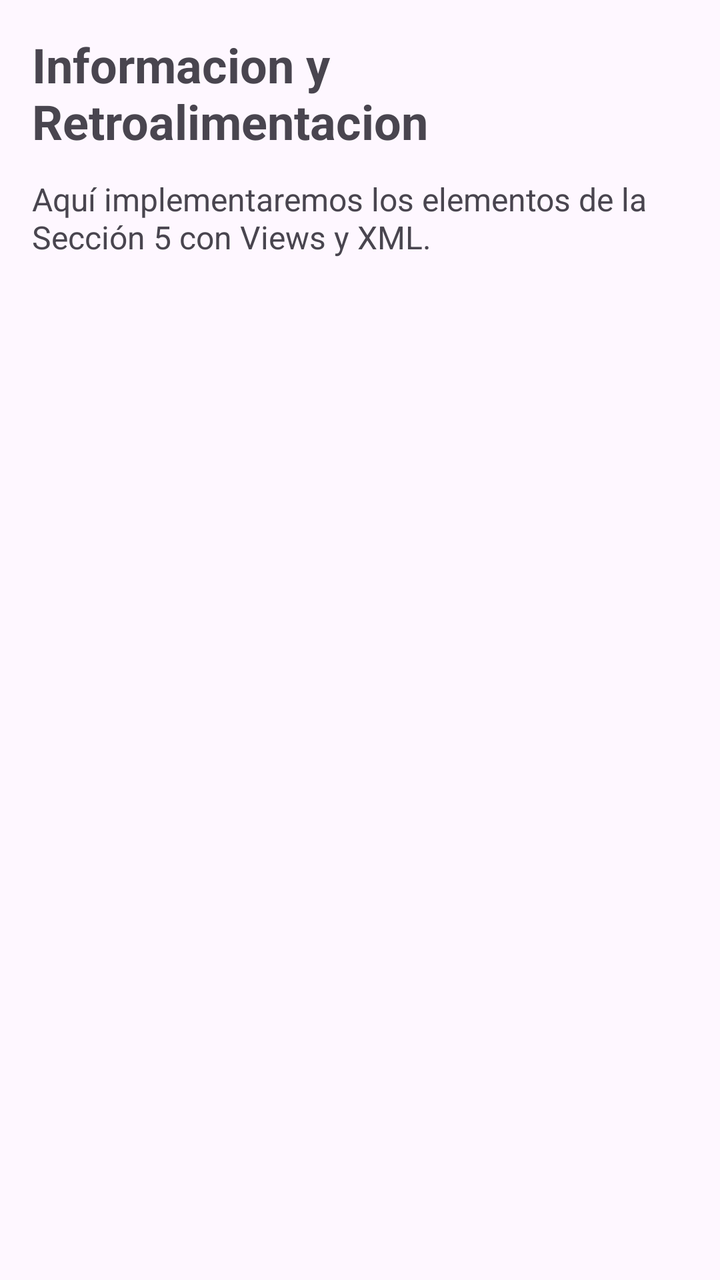
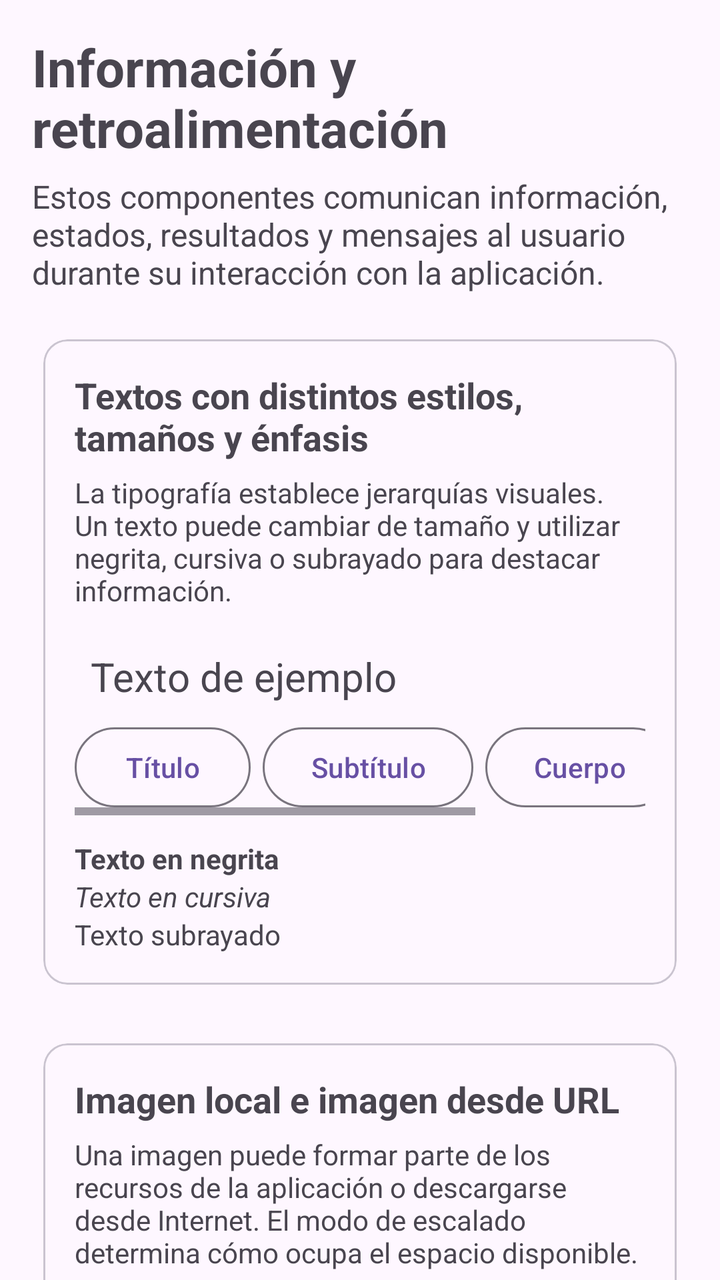

Before-and-after screenshots of an Android layout around one commit, followed by the original layout XML and the change that was made.
<!-- AndroidManifest.xml: application theme Theme.ElementosUIViews -->
<!-- res/layout/fragment_informacion.xml -->
<?xml version="1.0" encoding="utf-8"?>
<LinearLayout xmlns:android="http://schemas.android.com/apk/res/android"
    android:layout_width="match_parent"
    android:layout_height="match_parent"
    android:orientation="vertical"
    android:padding="16dp">

    <TextView
        android:layout_width="match_parent"
        android:layout_height="wrap_content"
        android:text="Informacion y Retroalimentacion"
        android:textSize="24sp"
        android:textStyle="bold" />

    <TextView
        android:layout_width="match_parent"
        android:layout_height="wrap_content"
        android:layout_marginTop="12dp"
        android:text="Aquí implementaremos los elementos de la Sección 5 con Views y XML."
        android:textSize="16sp" />

</LinearLayout>
<!-- resources referenced by this layout -->
<resources>
  <style name="Theme.ElementosUIViews" parent="Base.Theme.ElementosUIViews" />
  <style name="Base.Theme.ElementosUIViews" parent="Theme.Material3.DayNight.NoActionBar">
          
          
      </style>
</resources>

<!-- the commit's change to res/layout/fragment_informacion.xml (unified diff, before → after) -->
@@ -1,22 +1,600 @@
 <?xml version="1.0" encoding="utf-8"?>
-<LinearLayout xmlns:android="http://schemas.android.com/apk/res/android"
+<androidx.core.widget.NestedScrollView
+    xmlns:android="http://schemas.android.com/apk/res/android"
+    xmlns:app="http://schemas.android.com/apk/res-auto"
     android:layout_width="match_parent"
     android:layout_height="match_parent"
-    android:orientation="vertical"
-    android:padding="16dp">
-
-    <TextView
+    android:fillViewport="true">
+
+    <LinearLayout
         android:layout_width="match_parent"
         android:layout_height="wrap_content"
-        android:text="Informacion y Retroalimentacion"
-        android:textSize="24sp"
-        android:textStyle="bold" />
-
-    <TextView
-        android:layout_width="match_parent"
-        android:layout_height="wrap_content"
-        android:layout_marginTop="12dp"
-        android:text="Aquí implementaremos los elementos de la Sección 5 con Views y XML."
-        android:textSize="16sp" />
-
-</LinearLayout>
+        android:orientation="vertical"
+        android:padding="16dp">
+
+        <TextView
+            android:layout_width="match_parent"
+            android:layout_height="wrap_content"
+            android:text="Información y retroalimentación"
+            android:textSize="26sp"
+            android:textStyle="bold" />
+
+        <TextView
+            android:layout_width="match_parent"
+            android:layout_height="wrap_content"
+            android:layout_marginTop="6dp"
+            android:layout_marginBottom="16dp"
+            android:text="Estos componentes comunican información, estados, resultados y mensajes al usuario durante su interacción con la aplicación."
+            android:textSize="16sp" />
+
+        
+
+        <com.google.android.material.card.MaterialCardView
+            android:layout_width="match_parent"
+            android:layout_height="wrap_content"
+            android:layout_marginBottom="16dp"
+            app:cardUseCompatPadding="true">
+
+            <LinearLayout
+                android:layout_width="match_parent"
+                android:layout_height="wrap_content"
+                android:orientation="vertical"
+                android:padding="16dp">
+
+                <TextView
+                    android:layout_width="match_parent"
+                    android:layout_height="wrap_content"
+                    android:text="Textos con distintos estilos, tamaños y énfasis"
+                    android:textSize="18sp"
+                    android:textStyle="bold" />
+
+                <TextView
+                    android:layout_width="match_parent"
+                    android:layout_height="wrap_content"
+                    android:layout_marginTop="6dp"
+                    android:layout_marginBottom="12dp"
+                    android:text="La tipografía establece jerarquías visuales. Un texto puede cambiar de tamaño y utilizar negrita, cursiva o subrayado para destacar información."
+                    android:textSize="14sp" />
+
+                <TextView
+                    android:id="@+id/tvTextoEjemplo"
+                    android:layout_width="match_parent"
+                    android:layout_height="wrap_content"
+                    android:padding="8dp"
+                    android:text="Texto de ejemplo"
+                    android:textSize="20sp" />
+
+                <HorizontalScrollView
+                    android:layout_width="match_parent"
+                    android:layout_height="wrap_content">
+
+                    <LinearLayout
+                        android:layout_width="wrap_content"
+                        android:layout_height="wrap_content"
+                        android:orientation="horizontal">
+
+                        <com.google.android.material.button.MaterialButton
+                            android:id="@+id/btnTextoTitulo"
+                            style="@style/Widget.Material3.Button.OutlinedButton"
+                            android:layout_width="wrap_content"
+                            android:layout_height="wrap_content"
+                            android:text="Título" />
+
+                        <com.google.android.material.button.MaterialButton
+                            android:id="@+id/btnTextoSubtitulo"
+                            style="@style/Widget.Material3.Button.OutlinedButton"
+                            android:layout_width="wrap_content"
+                            android:layout_height="wrap_content"
+                            android:layout_marginStart="6dp"
+                            android:text="Subtítulo" />
+
+                        <com.google.android.material.button.MaterialButton
+                            android:id="@+id/btnTextoCuerpo"
+                            style="@style/Widget.Material3.Button.OutlinedButton"
+                            android:layout_width="wrap_content"
+                            android:layout_height="wrap_content"
+                            android:layout_marginStart="6dp"
+                            android:text="Cuerpo" />
+
+                        <com.google.android.material.button.MaterialButton
+                            android:id="@+id/btnTextoEtiqueta"
+                            style="@style/Widget.Material3.Button.OutlinedButton"
+                            android:layout_width="wrap_content"
+                            android:layout_height="wrap_content"
+                            android:layout_marginStart="6dp"
+                            android:text="Etiqueta" />
+
+                    </LinearLayout>
+
+                </HorizontalScrollView>
+
+                <TextView
+                    android:layout_width="match_parent"
+                    android:layout_height="wrap_content"
+                    android:layout_marginTop="12dp"
+                    android:text="Texto en negrita"
+                    android:textStyle="bold" />
+
+                <TextView
+                    android:layout_width="match_parent"
+                    android:layout_height="wrap_content"
+                    android:text="Texto en cursiva"
+                    android:textStyle="italic" />
+
+                <TextView
+                    android:id="@+id/tvSubrayado"
+                    android:layout_width="match_parent"
+                    android:layout_height="wrap_content"
+                    android:text="Texto subrayado" />
+
+            </LinearLayout>
+
+        </com.google.android.material.card.MaterialCardView>
+
+        
+
+        <com.google.android.material.card.MaterialCardView
+            android:layout_width="match_parent"
+            android:layout_height="wrap_content"
+            android:layout_marginBottom="16dp"
+            app:cardUseCompatPadding="true">
+
+            <LinearLayout
+                android:layout_width="match_parent"
+                android:layout_height="wrap_content"
+                android:orientation="vertical"
+                android:padding="16dp">
+
+                <TextView
+                    android:layout_width="match_parent"
+                    android:layout_height="wrap_content"
+                    android:text="Imagen local e imagen desde URL"
+                    android:textSize="18sp"
+                    android:textStyle="bold" />
+
+                <TextView
+                    android:layout_width="match_parent"
+                    android:layout_height="wrap_content"
+                    android:layout_marginTop="6dp"
+                    android:layout_marginBottom="12dp"
+                    android:text="Una imagen puede formar parte de los recursos de la aplicación o descargarse desde Internet. El modo de escalado determina cómo ocupa el espacio disponible."
+                    android:textSize="14sp" />
+
+                <LinearLayout
+                    android:layout_width="match_parent"
+                    android:layout_height="160dp"
+                    android:orientation="horizontal">
+
+                    <LinearLayout
+                        android:layout_width="0dp"
+                        android:layout_height="match_parent"
+                        android:layout_weight="1"
+                        android:orientation="vertical">
+
+                        <TextView
+                            android:layout_width="match_parent"
+                            android:layout_height="wrap_content"
+                            android:gravity="center"
+                            android:text="Local"
+                            android:textStyle="bold" />
+
+                        <ImageView
+                            android:id="@+id/ivLocal"
+                            android:layout_width="match_parent"
+                            android:layout_height="0dp"
+                            android:layout_weight="1"
+                            android:contentDescription="Imagen local"
+                            android:scaleType="centerCrop"
+                            android:src="@drawable/imagen_local2" />
+
+                    </LinearLayout>
+
+                    <LinearLayout
+                        android:layout_width="0dp"
+                        android:layout_height="match_parent"
+                        android:layout_marginStart="12dp"
+                        android:layout_weight="1"
+                        android:orientation="vertical">
+
+                        <TextView
+                            android:layout_width="match_parent"
+                            android:layout_height="wrap_content"
+                            android:gravity="center"
+                            android:text="Desde URL"
+                            android:textStyle="bold" />
+
+                        <ImageView
+                            android:id="@+id/ivUrl"
+                            android:layout_width="match_parent"
+                            android:layout_height="0dp"
+                            android:layout_weight="1"
+                            android:contentDescription="Imagen descargada desde Internet"
+                            android:scaleType="centerCrop" />
+
+                    </LinearLayout>
+
+                </LinearLayout>
+
+                <TextView
+                    android:id="@+id/tvModoEscala"
+                    android:layout_width="match_parent"
+                    android:layout_height="wrap_content"
+                    android:layout_marginTop="10dp"
+                    android:text="Modo de escalado: Recortar" />
+
+                <LinearLayout
+                    android:layout_width="match_parent"
+                    android:layout_height="wrap_content"
+                    android:layout_marginTop="6dp"
+                    android:orientation="horizontal">
+
+                    <com.google.android.material.button.MaterialButton
+                        android:id="@+id/btnCrop"
+                        style="@style/Widget.Material3.Button.OutlinedButton"
+                        android:layout_width="0dp"
+                        android:layout_height="wrap_content"
+                        android:layout_weight="1"
+                        android:text="Recortar" />
+
+                    <com.google.android.material.button.MaterialButton
+                        android:id="@+id/btnFit"
+                        style="@style/Widget.Material3.Button.OutlinedButton"
+                        android:layout_width="0dp"
+                        android:layout_height="wrap_content"
+                        android:layout_marginStart="4dp"
+                        android:layout_weight="1"
+                        android:text="Ajustar" />
+
+                    <com.google.android.material.button.MaterialButton
+                        android:id="@+id/btnFill"
+                        style="@style/Widget.Material3.Button.OutlinedButton"
+                        android:layout_width="0dp"
+                        android:layout_height="wrap_content"
+                        android:layout_marginStart="4dp"
+                        android:layout_weight="1"
+                        android:text="Rellenar" />
+
+                </LinearLayout>
+
+            </LinearLayout>
+
+        </com.google.android.material.card.MaterialCardView>
+
+        
+
+        <com.google.android.material.card.MaterialCardView
+            android:layout_width="match_parent"
+            android:layout_height="wrap_content"
+            android:layout_marginBottom="16dp"
+            app:cardUseCompatPadding="true">
+
+            <LinearLayout
+                android:layout_width="match_parent"
+                android:layout_height="wrap_content"
+                android:orientation="vertical"
+                android:padding="16dp">
+
+                <TextView
+                    android:layout_width="match_parent"
+                    android:layout_height="wrap_content"
+                    android:text="Indicadores de progreso"
+                    android:textSize="18sp"
+                    android:textStyle="bold" />
+
+                <TextView
+                    android:layout_width="match_parent"
+                    android:layout_height="wrap_content"
+                    android:layout_marginTop="6dp"
+                    android:layout_marginBottom="12dp"
+                    android:text="El progreso determinado representa una cantidad conocida de avance. El indeterminado informa que existe una operación activa cuyo avance exacto se desconoce."
+                    android:textSize="14sp" />
+
+                <TextView
+                    android:id="@+id/tvProgreso"
+                    android:layout_width="match_parent"
+                    android:layout_height="wrap_content"
+                    android:text="Progreso: 40%" />
+
+                <SeekBar
+                    android:id="@+id/seekProgreso"
+                    android:layout_width="match_parent"
+                    android:layout_height="wrap_content"
+                    android:max="100"
+                    android:progress="40" />
+
+                <com.google.android.material.progressindicator.LinearProgressIndicator
+                    android:id="@+id/progressLineal"
+                    android:layout_width="match_parent"
+                    android:layout_height="wrap_content"
+                    android:indeterminate="false"
+                    android:progress="40" />
+
+                <com.google.android.material.progressindicator.CircularProgressIndicator
+                    android:id="@+id/progressCircular"
+                    android:layout_width="48dp"
+                    android:layout_height="48dp"
+                    android:layout_gravity="center_horizontal"
+                    android:layout_marginTop="12dp"
+                    android:indeterminate="false"
+                    android:progress="40" />
+
+                <com.google.android.material.button.MaterialButton
+                    android:id="@+id/btnIndeterminado"
+                    android:layout_width="match_parent"
+                    android:layout_height="wrap_content"
+                    android:layout_marginTop="12dp"
+                    android:text="Mostrar indeterminado" />
+
+                <com.google.android.material.progressindicator.LinearProgressIndicator
+                    android:id="@+id/progressLinealIndeterminado"
+                    android:layout_width="match_parent"
+                    android:layout_height="wrap_content"
+                    android:layout_marginTop="10dp"
+                    android:indeterminate="true"
+                    android:visibility="gone" />
+
+                <com.google.android.material.progressindicator.CircularProgressIndicator
+                    android:id="@+id/progressCircularIndeterminado"
+                    android:layout_width="48dp"
+                    android:layout_height="48dp"
+                    android:layout_gravity="center_horizontal"
+                    android:layout_marginTop="10dp"
+                    android:indeterminate="true"
+                    android:visibility="gone" />
+
+            </LinearLayout>
+
+        </com.google.android.material.card.MaterialCardView>
+
+        
+
+        <com.google.android.material.card.MaterialCardView
+            android:layout_width="match_parent"
+            android:layout_height="wrap_content"
+            android:layout_marginBottom="16dp"
+            app:cardUseCompatPadding="true">
+
+            <LinearLayout
+                android:layout_width="match_parent"
+                android:layout_height="wrap_content"
+                android:orientation="vertical"
+                android:padding="16dp">
+
+                <TextView
+                    android:layout_width="match_parent"
+                    android:layout_height="wrap_content"
+                    android:text="Toast y snackbar"
+                    android:textSize="18sp"
+                    android:textStyle="bold" />
+
+                <TextView
+                    android:layout_width="match_parent"
+                    android:layout_height="wrap_content"
+                    android:layout_marginTop="6dp"
+                    android:layout_marginBottom="12dp"
+                    android:text="El toast muestra un aviso breve. El snackbar aparece dentro de la interfaz y puede proporcionar una acción adicional como deshacer."
+                    android:textSize="14sp" />
+
+                <com.google.android.material.button.MaterialButton
+                    android:id="@+id/btnToast"
+                    android:layout_width="match_parent"
+                    android:layout_height="wrap_content"
+                    android:text="Mostrar toast" />
+
+                <com.google.android.material.button.MaterialButton
+                    android:id="@+id/btnSnackbar"
+                    style="@style/Widget.Material3.Button.OutlinedButton"
+                    android:layout_width="match_parent"
+                    android:layout_height="wrap_content"
+                    android:layout_marginTop="8dp"
+                    android:text="Mostrar snackbar" />
+
+            </LinearLayout>
+
+        </com.google.android.material.card.MaterialCardView>
+
+        
+
+        <com.google.android.material.card.MaterialCardView
+            android:layout_width="match_parent"
+            android:layout_height="wrap_content"
+            android:layout_marginBottom="16dp"
+            app:cardUseCompatPadding="true">
+
+            <LinearLayout
+                android:layout_width="match_parent"
+                android:layout_height="wrap_content"
+                android:orientation="vertical"
+                android:padding="16dp">
+
+                <TextView
+                    android:layout_width="match_parent"
+                    android:layout_height="wrap_content"
+                    android:text="Diálogo de confirmación"
+                    android:textSize="18sp"
+                    android:textStyle="bold" />
+
+                <TextView
+                    android:layout_width="match_parent"
+                    android:layout_height="wrap_content"
+                    android:layout_marginTop="6dp"
+                    android:layout_marginBottom="12dp"
+                    android:text="Solicita al usuario confirmar o cancelar una acción antes de continuar con una operación importante."
+                    android:textSize="14sp" />
+
+                <com.google.android.material.button.MaterialButton
+                    android:id="@+id/btnDialogo"
+                    android:layout_width="match_parent"
+                    android:layout_height="wrap_content"
+                    android:text="Eliminar cuenta" />
+
+                <TextView
+                    android:id="@+id/tvDialogoResultado"
+                    android:layout_width="match_parent"
+                    android:layout_height="wrap_content"
+                    android:layout_marginTop="8dp"
+                    android:text="Resultado: sin respuesta" />
+
+            </LinearLayout>
+
+        </com.google.android.material.card.MaterialCardView>
+
+        
+
+        <com.google.android.material.card.MaterialCardView
+            android:layout_width="match_parent"
+            android:layout_height="wrap_content"
+            android:layout_marginBottom="16dp"
+            app:cardUseCompatPadding="true">
+
+            <LinearLayout
+                android:layout_width="match_parent"
+                android:layout_height="wrap_content"
+                android:orientation="vertical"
+                android:padding="16dp">
+
+                <TextView
+                    android:layout_width="match_parent"
+                    android:layout_height="wrap_content"
+                    android:text="Hoja inferior (bottom sheet)"
+                    android:textSize="18sp"
+                    android:textStyle="bold" />
+
+                <TextView
+                    android:layout_width="match_parent"
+                    android:layout_height="wrap_content"
+                    android:layout_marginTop="6dp"
+                    android:layout_marginBottom="12dp"
+                    android:text="Es un panel que aparece desde la parte inferior de la pantalla para mostrar acciones o información adicional sin cambiar de pantalla."
+                    android:textSize="14sp" />
+
+                <com.google.android.material.button.MaterialButton
+                    android:id="@+id/btnBottomSheet"
+                    android:layout_width="match_parent"
+                    android:layout_height="wrap_content"
+                    android:text="Abrir opciones" />
+
+            </LinearLayout>
+
+        </com.google.android.material.card.MaterialCardView>
+
+        
+
+        <com.google.android.material.card.MaterialCardView
+            android:layout_width="match_parent"
+            android:layout_height="wrap_content"
+            android:layout_marginBottom="24dp"
+            app:cardUseCompatPadding="true">
+
+            <LinearLayout
+                android:layout_width="match_parent"
+                android:layout_height="wrap_content"
+                android:orientation="vertical"
+                android:padding="16dp">
+
+                <TextView
+                    android:layout_width="match_parent"
+                    android:layout_height="wrap_content"
+                    android:text="Tarjeta, separador y distintivo numérico"
+                    android:textSize="18sp"
+                    android:textStyle="bold" />
+
+                <TextView
+                    android:layout_width="match_parent"
+                    android:layout_height="wrap_content"
+                    android:layout_marginTop="6dp"
+                    android:layout_marginBottom="12dp"
+                    android:text="La tarjeta agrupa contenido relacionado, el separador divide visualmente información y el badge destaca cantidades como notificaciones pendientes."
+                    android:textSize="14sp" />
+
+                <com.google.android.material.card.MaterialCardView
+                    android:layout_width="match_parent"
+                    android:layout_height="wrap_content">
+
+                    <LinearLayout
+                        android:layout_width="match_parent"
+                        android:layout_height="wrap_content"
+                        android:orientation="vertical"
+                        android:padding="16dp">
+
+                        <LinearLayout
+                            android:layout_width="match_parent"
+                            android:layout_height="wrap_content"
+                            android:gravity="center_vertical"
+                            android:orientation="horizontal">
+
+                            <TextView
+                                android:layout_width="0dp"
+                                android:layout_height="wrap_content"
+                                android:layout_weight="1"
+                                android:text="Bandeja de entrada"
+                                android:textSize="17sp"
+                                android:textStyle="bold" />
+
+                            <FrameLayout
+                                android:layout_width="52dp"
+                                android:layout_height="52dp">
+
+                                <ImageView
+                                    android:layout_width="40dp"
+                                    android:layout_height="40dp"
+                                    android:layout_gravity="center"
+                                    android:contentDescription="Notificaciones"
+                                    android:src="@android:drawable/ic_dialog_email" />
+
+                                <TextView
+                                    android:id="@+id/tvBadge"
+                                    android:layout_width="24dp"
+                                    android:layout_height="24dp"
+                                    android:layout_gravity="top|end"
+                                    android:background="@android:drawable/btn_default_small"
+                                    android:gravity="center"
+                                    android:text="3"
+                                    android:textSize="12sp"
+                                    android:textStyle="bold" />
+
+                            </FrameLayout>
+
+                        </LinearLayout>
+
+                        <View
+                            android:layout_width="match_parent"
+                            android:layout_height="1dp"
+                            android:layout_marginTop="12dp"
+                            android:layout_marginBottom="12dp"
+                            android:background="?android:attr/listDivider" />
+
+                        <LinearLayout
+                            android:layout_width="match_parent"
+                            android:layout_height="wrap_content"
+                            android:orientation="horizontal">
+
+                            <com.google.android.material.button.MaterialButton
+                                android:id="@+id/btnAgregarNotificacion"
+                                android:layout_width="0dp"
+                                android:layout_height="wrap_content"
+                                android:layout_weight="1"
+                                android:text="Agregar" />
+
+                            <com.google.android.material.button.MaterialButton
+                                android:id="@+id/btnLeerNotificacion"
+                                style="@style/Widget.Material3.Button.OutlinedButton"
+                                android:layout_width="0dp"
+                                android:layout_height="wrap_content"
+                                android:layout_marginStart="8dp"
+                                android:layout_weight="1"
+                                android:text="Marcar leída" />
+
+                        </LinearLayout>
+
+                    </LinearLayout>
+
+                </com.google.android.material.card.MaterialCardView>
+
+            </LinearLayout>
+
+        </com.google.android.material.card.MaterialCardView>
+
+    </LinearLayout>
+
+</androidx.core.widget.NestedScrollView>
<!-- resource entries referenced after the edit -->
@@ -1,5 +1,6 @@
 <!-- resources referenced by this layout -->
 <resources>
+  <!-- drawable imagen_local2: jpg bitmap (drawable, 207609 bytes) -->
   <style name="Theme.ElementosUIViews" parent="Base.Theme.ElementosUIViews" />
   <style name="Base.Theme.ElementosUIViews" parent="Theme.Material3.DayNight.NoActionBar">
           
